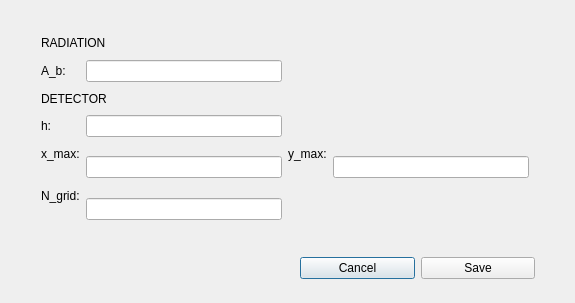
Qt form qt_designer/app/dialog_parameters.ui (urhtrinko/DroneRadioactivity_student_job) before a commit.
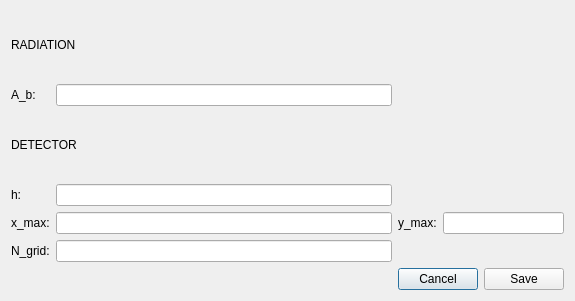
The same form after that commit.

Patch:
```diff
--- a/qt_designer/app/dialog_parameters.ui
+++ b/qt_designer/app/dialog_parameters.ui
@@ -7,21 +7,12 @@
     <x>0</x>
     <y>0</y>
     <width>575</width>
-    <height>303</height>
+    <height>301</height>
    </rect>
   </property>
   <property name="windowTitle">
    <string>Dialog</string>
   </property>
-  <widget class="QWidget" name="">
-   <property name="geometry">
-    <rect>
-     <x>41</x>
-     <y>32</y>
-     <width>488</width>
-     <height>188</height>
-    </rect>
-   </property>
    <layout class="QGridLayout" name="gridLayout">
     <item row="0" column="0" colspan="2">
      <widget class="QLabel" name="label_RAD">
@@ -64,7 +55,7 @@
       </property>
      </widget>
     </item>
-    <item row="4" column="1" rowspan="2">
+   <item row="4" column="1">
      <widget class="QLineEdit" name="lineEdit_xmax"/>
     </item>
     <item row="4" column="2">
@@ -74,39 +65,27 @@
       </property>
      </widget>
     </item>
-    <item row="4" column="3" rowspan="2">
+   <item row="4" column="3" colspan="2">
      <widget class="QLineEdit" name="lineEdit_ymax"/>
     </item>
-    <item row="5" column="0" rowspan="2">
+   <item row="5" column="0">
      <widget class="QLabel" name="label_Ngrid">
       <property name="text">
        <string>N_grid:</string>
       </property>
      </widget>
     </item>
-    <item row="6" column="1">
+   <item row="5" column="1">
      <widget class="QLineEdit" name="lineEdit_Ngrid"/>
     </item>
-   </layout>
-  </widget>
-  <widget class="QWidget" name="">
-   <property name="geometry">
-    <rect>
-     <x>300</x>
-     <y>250</y>
-     <width>235</width>
-     <height>36</height>
-    </rect>
-   </property>
-   <layout class="QHBoxLayout" name="horizontalLayout">
-    <item>
+   <item row="6" column="2" colspan="2">
      <widget class="QPushButton" name="btn_Cancel">
       <property name="text">
        <string>Cancel</string>
       </property>
      </widget>
     </item>
-    <item>
+   <item row="6" column="4">
      <widget class="QPushButton" name="btn_Save">
       <property name="text">
        <string>Save</string>
@@ -115,7 +94,6 @@
     </item>
    </layout>
   </widget>
- </widget>
  <resources/>
  <connections/>
 </ui>
```
Left out of the diff: 19 changed lines with no effect on the pictures. Lines whose indentation alone changed are shown as unchanged.
